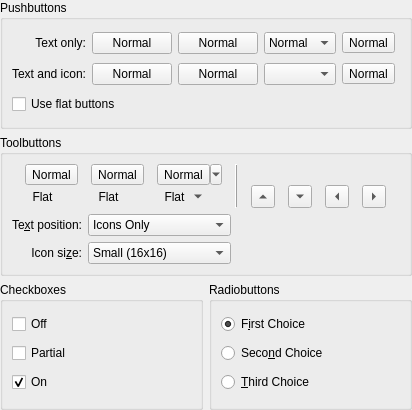
This is ui/oxygenbuttondemowidget.ui in RJVB/qstyle-demo as Qt 5 draws it before an edit. The edited form follows.
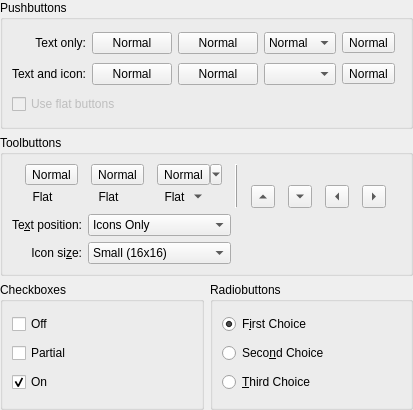
This is the edited form.

Diff of the .ui file:
```diff
--- a/ui/oxygenbuttondemowidget.ui
+++ b/ui/oxygenbuttondemowidget.ui
@@ -6,7 +6,7 @@
    <rect>
     <x>0</x>
     <y>0</y>
-    <width>412</width>
+    <width>413</width>
     <height>410</height>
    </rect>
   </property>
@@ -186,6 +186,9 @@
       </item>
       <item row="2" column="0" colspan="2">
        <widget class="QCheckBox" name="flatButtonCheckBox">
+        <property name="enabled">
+         <bool>false</bool>
+        </property>
         <property name="text">
          <string>Use flat buttons</string>
         </property>
```
Left out of the diff: 22 changed lines with no effect on the pictures.
